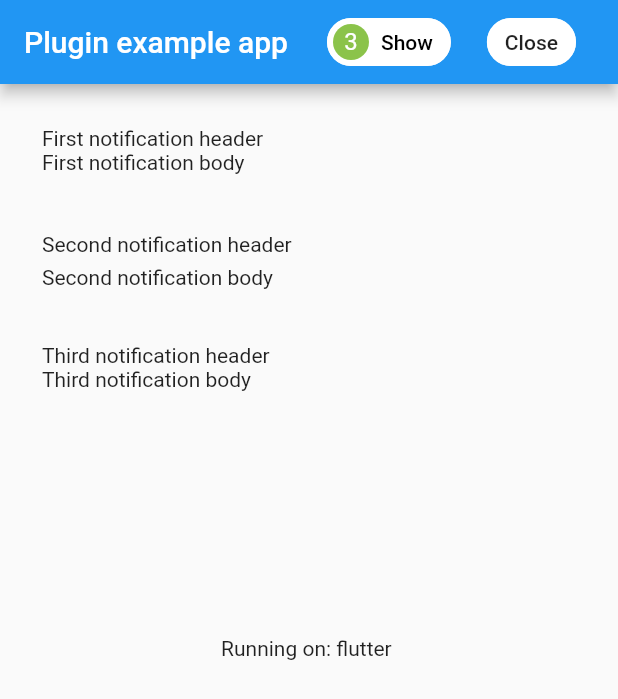
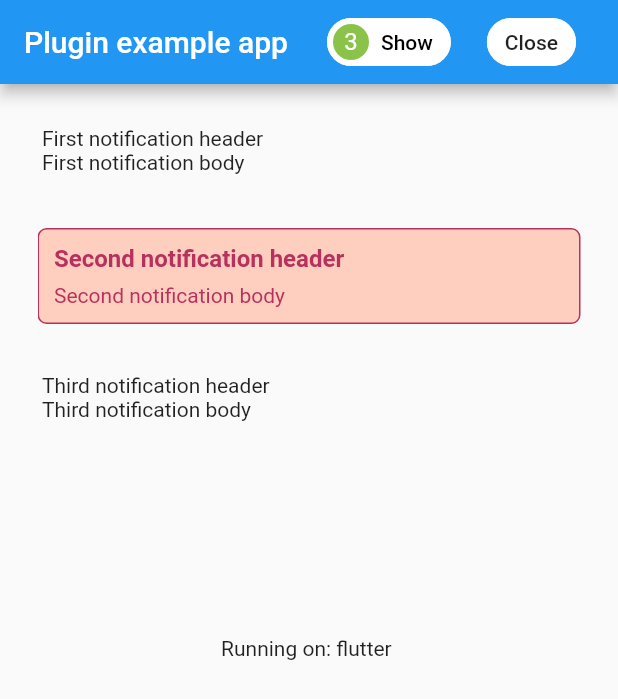
Before and after one commit to Hecatoncheir/notification_center, a Flutter app: the screen it shows after launch, after a tap on "Show", on a phone screen of 412 x 824 dp. Shown: the top 699 px of the screen. Run offline on Flutter 3.47's test engine with Material 2 defaults, Android fonts, the phone set to English and light mode, and no system bars.

Commit message:
Update preview notification. Added textStyle property.

```diff
--- a/example/lib/main.dart
+++ b/example/lib/main.dart
@@ -40,16 +40,23 @@ class _MyAppState extends State<MyApp> {
 
       Future.delayed(Duration(seconds: 2), () {
         final notification = NotificationModel(
-            decoration: NotificationDecoration,
+            decoration: notificationDecoration(),
             margin: EdgeInsets.all(5),
             padding: EdgeInsets.all(10),
             header: NotificationHeader(
-                padding: EdgeInsets.all(3),
+                padding:
+                    EdgeInsets.only(top: 10, left: 10, bottom: 2, right: 10),
                 text: 'Second notification header',
-                decoration: NotificationHeaderDecoration),
+                textStyle: TextStyle(
+                    color: Color(0xFFb7315c),
+                    fontSize: 16,
+                    fontWeight: FontWeight.bold),
+                decoration: notificationHeaderDecoration()),
             body: NotificationBody(
-                padding: EdgeInsets.all(3),
-                decoration: NotificationBodyDecoration,
+                padding:
+                    EdgeInsets.only(top: 5, left: 10, bottom: 10, right: 10),
+                decoration: notificationBodyDecoration(),
+                textStyle: TextStyle(color: Color(0xFFb7315c)),
                 text: 'Second notification body'));
         notificationCenterBloc.notifications.add(notification);
 
@@ -133,8 +140,11 @@ class _MyAppState extends State<MyApp> {
       );
 }
 
-const NotificationDecoration = BoxDecoration();
+BoxDecoration notificationDecoration() => BoxDecoration(
+    color: Color(0xFFfecfbf),
+    borderRadius: BorderRadius.circular(6),
+    border: Border.all(color: Color(0xFFb7315c)));
 
-const NotificationHeaderDecoration = BoxDecoration();
+BoxDecoration notificationHeaderDecoration() => BoxDecoration();
 
-const NotificationBodyDecoration = BoxDecoration();
+BoxDecoration notificationBodyDecoration() => BoxDecoration();
--- a/lib/models/notification.dart
+++ b/lib/models/notification.dart
@@ -26,17 +26,23 @@ class NotificationModel {
 
 class NotificationHeader {
   String text;
+  TextStyle textStyle;
+
   BoxDecoration decoration;
   BoxDecoration defaultDecoration = BoxDecoration();
 
   EdgeInsets padding;
 
   NotificationHeader(
-      {this.text, this.padding = const EdgeInsets.all(0), this.decoration});
+      {this.text,
+      this.textStyle,
+      this.padding = const EdgeInsets.all(0),
+      this.decoration});
 }
 
 class NotificationBody {
   String text;
+  TextStyle textStyle;
 
   EdgeInsets padding;
 
@@ -44,5 +50,8 @@ class NotificationBody {
   BoxDecoration defaultDecoration = BoxDecoration();
 
   NotificationBody(
-      {this.text, this.padding = const EdgeInsets.all(0), this.decoration});
+      {this.text,
+      this.textStyle,
+      this.padding = const EdgeInsets.all(0),
+      this.decoration});
 }
--- a/lib/notification_center.dart
+++ b/lib/notification_center.dart
@@ -50,12 +50,14 @@ class NotificationCenterWidget extends StatelessWidget {
           padding: notification.padding,
           child: ClipRect(
             child: notification.decoration != null
-                ? Column(
-                    children: <Widget>[
-                      _buildNotificationHeader(notification.header),
-                      _buildNotificationBody(notification.body)
-                    ],
-                  )
+                ? Container(
+                    decoration: notification.decoration,
+                    child: Column(
+                      children: <Widget>[
+                        _buildNotificationHeader(notification.header),
+                        _buildNotificationBody(notification.body)
+                      ],
+                    ))
                 : SizedBox(
                     width: double.infinity,
                     height: 53,
@@ -86,7 +88,7 @@ class NotificationCenterWidget extends StatelessWidget {
                   header.text,
                   overflow: TextOverflow.ellipsis,
                 )
-              : Text(header.text),
+              : Text(header.text, style: header.textStyle),
         ))
       ]);
 
@@ -100,7 +102,7 @@ class NotificationCenterWidget extends StatelessWidget {
                   body.text,
                   overflow: TextOverflow.ellipsis,
                 )
-              : Text(body.text),
+              : Text(body.text, style: body.textStyle),
         ))
       ]);
 }
```
